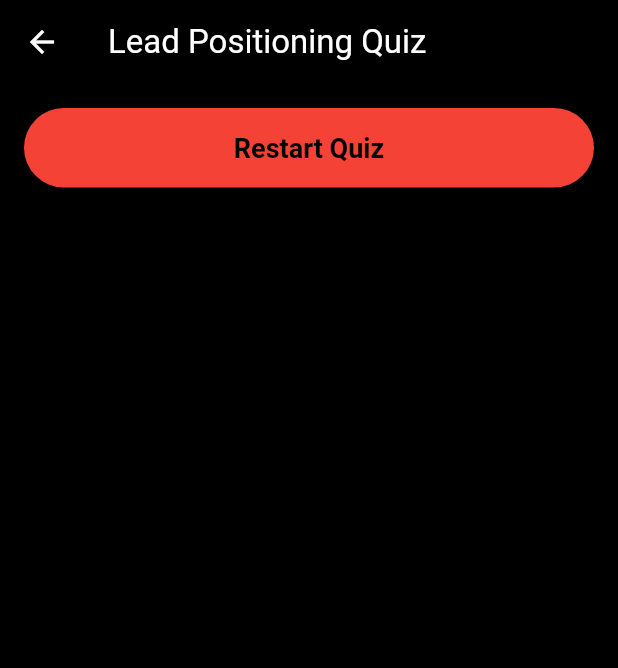
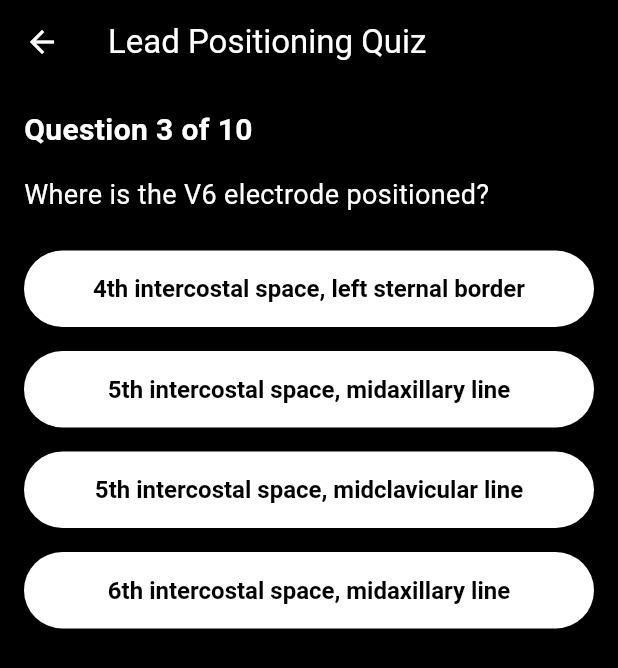
Before and after one commit to cardioverse/ECG-labs, a Flutter app: the LeadPositioningQuizScreen screen opened directly, after a tap on "4th intercostal space, right sternal bor", after a tap on "Lead III", on a phone screen of 412 x 824 dp. Shown: the top 668 px of the screen. Run offline on Flutter 3.47's test engine with Material 3 defaults, Android fonts, the phone set to English and light mode, and no system bars; our stand-ins replace carousel_slider, cloud_firestore, firebase_auth, firebase_core, firebase_storage, flutter_dotenv and 4 more; accounts and stored records are empty.

Commit message:
Updated lead positioning quiz

```diff
--- a/lib/topics_completion_tracker/axis_calculation_quiz_screen.dart
+++ b/lib/topics_completion_tracker/axis_calculation_quiz_screen.dart
@@ -168,7 +168,7 @@ class _AxisCalculationQuizScreenState extends State<AxisCalculationQuizScreen> {
                 padding: const EdgeInsets.symmetric(vertical: 8.0),
                 child: ElevatedButton(
                   style: ElevatedButton.styleFrom(
-                    backgroundColor: Colors.grey[800],
+                    backgroundColor: Colors.white,
                     padding: EdgeInsets.symmetric(vertical: 16.0, horizontal: 24.0),
                     textStyle: TextStyle(fontSize: 16, fontWeight: FontWeight.bold),
                   ),
--- a/lib/topics_completion_tracker/grid_quiz_screen.dart
+++ b/lib/topics_completion_tracker/grid_quiz_screen.dart
@@ -115,7 +115,7 @@ class _GridQuizScreenState extends State<GridQuizScreen> {
                 padding: const EdgeInsets.symmetric(vertical: 8.0),
                 child: ElevatedButton(
                   style: ElevatedButton.styleFrom(
-                    backgroundColor: Colors.grey[800],
+                    backgroundColor: Colors.white,
                     padding: EdgeInsets.symmetric(vertical: 16.0, horizontal: 24.0),
                     textStyle: TextStyle(fontSize: 16, fontWeight: FontWeight.bold),
                   ),
--- a/lib/topics_completion_tracker/lead_positioning_quiz_screen.dart
+++ b/lib/topics_completion_tracker/lead_positioning_quiz_screen.dart
@@ -13,36 +13,22 @@ class _LeadPositioningQuizScreenState extends State<LeadPositioningQuizScreen> {
   bool showResetButton = false;
 
   final List<Map<String, dynamic>> questions = [
-    {
-      'question': 'Where should the V1 electrode be placed?',
-      'options': [
-        '4th intercostal space, right sternal border',
-        '5th intercostal space, midclavicular line',
-        '4th intercostal space, left sternal border',
-        '5th intercostal space, anterior axillary line'
-      ],
-      'answer': 0,
-    },
-    {
-      'question': 'Which lead is placed at the left arm?',
-      'options': ['Lead I', 'Lead III', 'Lead aVL', 'Lead V6'],
-      'answer': 2,
-    },
-    {
-      'question': 'Where is the V6 electrode positioned?',
-      'options': [
-        '4th intercostal space, left sternal border',
-        '5th intercostal space, midaxillary line',
-        '5th intercostal space, midclavicular line',
-        '6th intercostal space, midaxillary line'
-      ],
-      'answer': 1,
-    },
+    {'question': 'Where should the V1 electrode be placed?', 'options': ['4th intercostal space, right sternal border', '5th intercostal space, midclavicular line', '4th intercostal space, left sternal border', '5th intercostal space, anterior axillary line'], 'answer': 0},
+    {'question': 'Which lead is placed at the left arm?', 'options': ['Lead I', 'Lead III', 'Lead aVL', 'Lead V6'], 'answer': 2},
+    {'question': 'Where is the V6 electrode positioned?', 'options': ['4th intercostal space, left sternal border', '5th intercostal space, midaxillary line', '5th intercostal space, midclavicular line', '6th intercostal space, midaxillary line'], 'answer': 1},
+    {'question': 'What is the function of the precordial leads?', 'options': ['Monitor limb activity', 'Record electrical activity in the horizontal plane', 'Measure arterial pressure', 'Detect muscle tremors'], 'answer': 1},
+    {'question': 'Which lead is most useful for detecting atrial activity?', 'options': ['Lead II', 'Lead III', 'Lead aVL', 'Lead V1'], 'answer': 0},
+    {'question': 'What is the correct placement of Lead II?', 'options': ['RA to LA', 'RA to LL', 'LA to LL', 'V1 to V6'], 'answer': 1},
+    {'question': 'Which lead is perpendicular to Lead I?', 'options': ['Lead III', 'Lead aVF', 'Lead aVR', 'Lead aVL'], 'answer': 2},
+    {'question': 'What is the purpose of the augmented limb leads?', 'options': ['Provide 360-degree heart monitoring', 'Enhance signals from standard limb leads', 'Measure heart rate only', 'Monitor blood pressure'], 'answer': 1},
+    {'question': 'Which chest lead is positioned at the midclavicular line?', 'options': ['V1', 'V2', 'V3', 'V4'], 'answer': 3},
+    {'question': 'What do bipolar leads measure?', 'options': ['Electrical potential difference between two limbs', 'Single point voltage changes', 'Respiratory rate', 'Only ventricular activity'], 'answer': 0},
   ];
 
   void _checkAnswer(int selectedIndex) {
     if (selectedIndex == questions[currentQuestionIndex]['answer']) {
       score++;
+    }
     setState(() {
       if (currentQuestionIndex < questions.length - 1) {
         currentQuestionIndex++;
@@ -50,23 +36,15 @@ class _LeadPositioningQuizScreenState extends State<LeadPositioningQuizScreen> {
         _showCompletionDialog();
       }
     });
-    } else {
-      setState(() {
-        showResetButton = true;
-      });
-    }
   }
 
   Future<void> _storeCompletionStatus() async {
     try {
       User? user = FirebaseAuth.instance.currentUser;
-      if (user != null && score == questions.length) {
+      if (user != null && score >= 8) {
         String uid = user.uid;
         DocumentReference userDoc = FirebaseFirestore.instance.collection('userProgress').doc(uid);
-
-        await userDoc.set({
-          'completedTopics.leadPositioning': true,
-        }, SetOptions(merge: true));
+        await userDoc.set({'completedTopics.leadPositioning': true}, SetOptions(merge: true));
       }
     } catch (e) {
       print('Error storing completion status: $e');
@@ -81,13 +59,21 @@ class _LeadPositioningQuizScreenState extends State<LeadPositioningQuizScreen> {
           title: Text('Quiz Completed!'),
           content: Text('You scored $score out of ${questions.length}.'),
           actions: [
+            if (score >= 8)
               TextButton(
                 onPressed: () {
                   Navigator.of(context).pop();
                   Navigator.of(context).pop();
                   _storeCompletionStatus();
                 },
-              child: Text('Finish'),
+                child: Text('Mark as Complete'),
+              ),
+            TextButton(
+              onPressed: () {
+                Navigator.of(context).pop();
+                _resetQuiz();
+              },
+              child: Text('Try Again'),
             ),
           ],
         );
@@ -116,7 +102,6 @@ class _LeadPositioningQuizScreenState extends State<LeadPositioningQuizScreen> {
         child: Column(
           crossAxisAlignment: CrossAxisAlignment.start,
           children: [
-            if (!showResetButton) ...[
             Text(
               'Question ${currentQuestionIndex + 1} of ${questions.length}',
               style: TextStyle(
@@ -139,7 +124,7 @@ class _LeadPositioningQuizScreenState extends State<LeadPositioningQuizScreen> {
                 padding: const EdgeInsets.symmetric(vertical: 8.0),
                 child: ElevatedButton(
                   style: ElevatedButton.styleFrom(
-                      backgroundColor: Colors.grey[800],
+                    backgroundColor: Colors.white,
                     padding: EdgeInsets.symmetric(vertical: 16.0, horizontal: 24.0),
                     textStyle: TextStyle(fontSize: 16, fontWeight: FontWeight.bold),
                   ),
@@ -148,19 +133,6 @@ class _LeadPositioningQuizScreenState extends State<LeadPositioningQuizScreen> {
                 ),
               );
             }),
-            ] else ...[
-              Center(
-                child: ElevatedButton(
-                  style: ElevatedButton.styleFrom(
-                    backgroundColor: Colors.red,
-                    padding: EdgeInsets.symmetric(vertical: 16.0, horizontal: 24.0),
-                    textStyle: TextStyle(fontSize: 18, fontWeight: FontWeight.bold),
-                  ),
-                  onPressed: _resetQuiz,
-                  child: Text('Restart Quiz'),
-                ),
-              ),
-            ],
           ],
         ),
       ),
--- a/lib/topics_completion_tracker/rate_quiz_screen.dart
+++ b/lib/topics_completion_tracker/rate_quiz_screen.dart
@@ -108,7 +108,7 @@ class _RateQuizScreenState extends State<RateQuizScreen> {
                 padding: const EdgeInsets.symmetric(vertical: 8.0),
                 child: ElevatedButton(
                   style: ElevatedButton.styleFrom(
-                    backgroundColor: Colors.grey[800],
+                    backgroundColor: Colors.white,
                     padding: EdgeInsets.symmetric(vertical: 16.0, horizontal: 24.0),
                     textStyle: TextStyle(fontSize: 16, fontWeight: FontWeight.bold),
                   ),
--- a/lib/topics_completion_tracker/rhythm_quiz_screen.dart
+++ b/lib/topics_completion_tracker/rhythm_quiz_screen.dart
@@ -113,7 +113,7 @@ class _RhythmQuizScreenState extends State<RhythmQuizScreen> {
                 padding: const EdgeInsets.symmetric(vertical: 8.0),
                 child: ElevatedButton(
                   style: ElevatedButton.styleFrom(
-                    backgroundColor: Colors.grey[800],
+                    backgroundColor: Colors.white,
                     padding: EdgeInsets.symmetric(vertical: 16.0, horizontal: 24.0),
                     textStyle: TextStyle(fontSize: 16, fontWeight: FontWeight.bold),
                   ),
```
Lines whose indentation alone changed are shown as unchanged.
